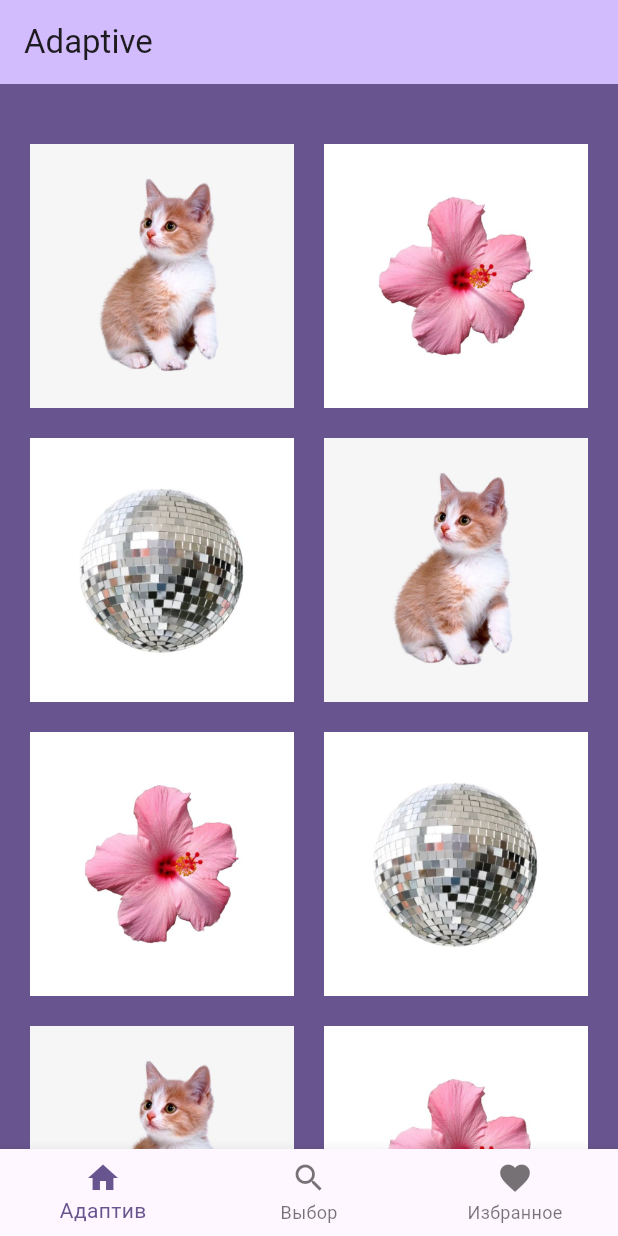
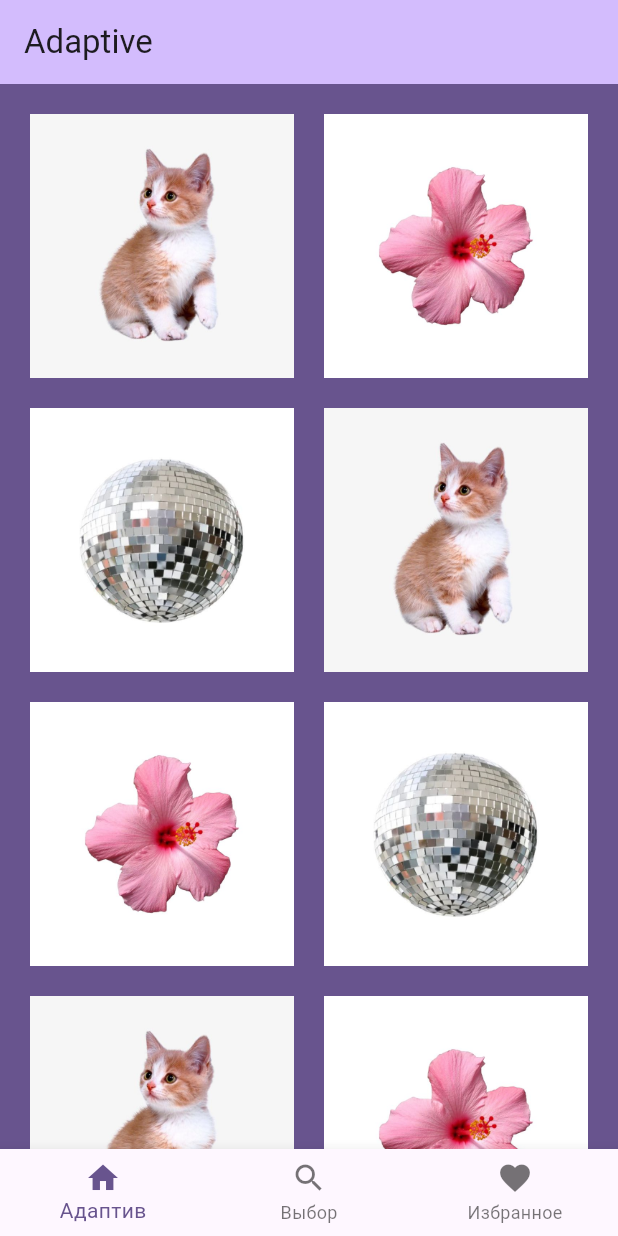
Before and after one commit to warja256/learning_flutter, a Flutter app: the screen it shows after launch, on a phone screen of 412 x 824 dp. Run offline on Flutter 3.47's test engine with Material 3 defaults, Android fonts, the light colour scheme and no system bars.

Commit message:
небольшие изменения

```diff
--- a/lib/adaptive.dart
+++ b/lib/adaptive.dart
@@ -26,9 +26,6 @@ class _AdaptiveState extends State<Adaptive> {
               padding: EdgeInsets.only(top: 20, left: 20, right: 20),
               child: Column(
                 children: [
-                  SizedBox(
-                    height: 20,
-                  ),
                   Expanded(
                     // ПРИМЕР РАБОТЫ GridView
                     child: GridView.builder(
```
